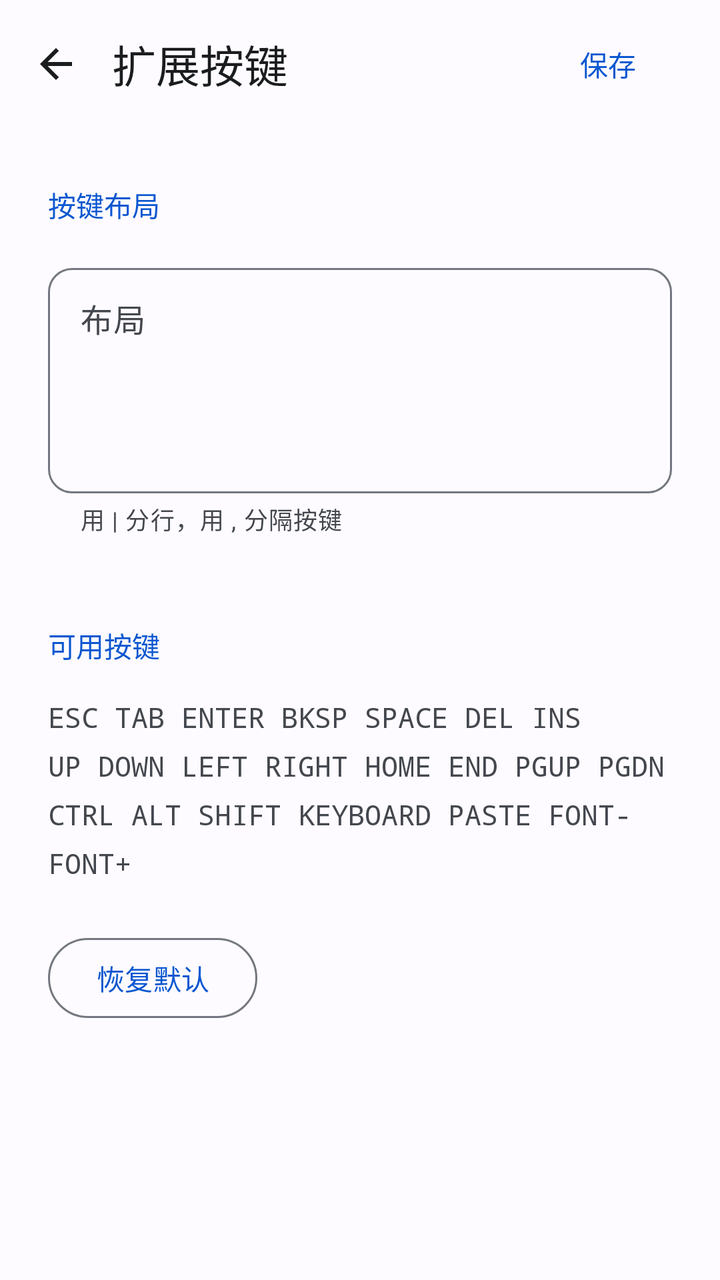
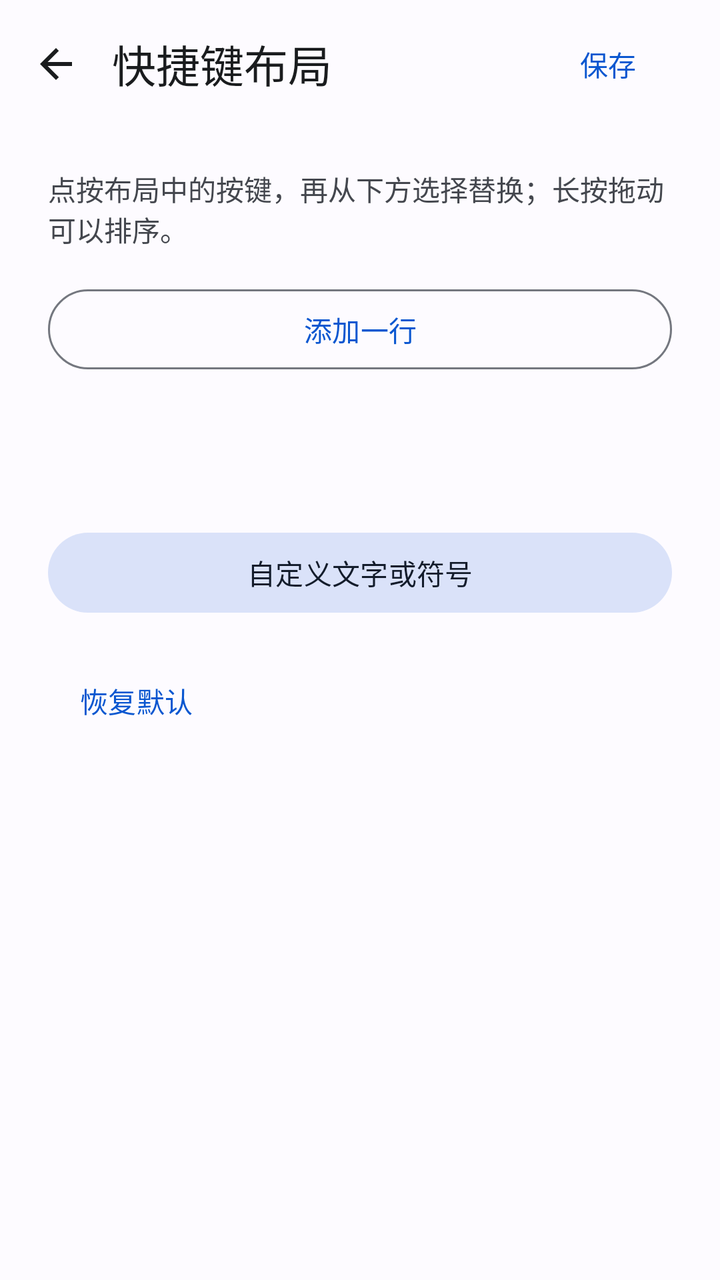

Compare the two renders of this Android layout. The source of the first and the diff that turns it into the second are given below.
<!-- AndroidManifest.xml: application theme AppTheme -->
<!-- res/layout/dialog_extra_keys.xml -->
<?xml version="1.0" encoding="utf-8"?>
<LinearLayout
    xmlns:android="http://schemas.android.com/apk/res/android"
    xmlns:app="http://schemas.android.com/apk/res-auto"
    android:layout_width="match_parent"
    android:layout_height="match_parent"
    android:orientation="vertical"
    android:background="?attr/colorSurface"
    android:fitsSystemWindows="true">
    <LinearLayout
        android:layout_width="match_parent"
        android:layout_height="wrap_content"
        android:minHeight="64dp"
        android:gravity="center_vertical"
        android:paddingEnd="12dp">
        <ImageButton
            android:id="@+id/btn_cancel_extra_keys"
            android:layout_width="56dp"
            android:layout_height="56dp"
            android:background="?attr/selectableItemBackgroundBorderless"
            android:padding="16dp"
            android:src="@drawable/ic_arrow_back"
            app:tint="?attr/colorOnSurface"
            android:contentDescription="@string/navigate_back" />
        <TextView
            android:layout_width="0dp"
            android:layout_height="wrap_content"
            android:text="@string/extra_keys_title"
            android:textSize="22sp"
            android:textColor="?attr/colorOnSurface"
            android:id="@+id/tv_dialog_title"
            android:layout_weight="1" />
        <com.google.android.material.button.MaterialButton
            android:id="@+id/btn_save_extra_keys"
            style="@style/Widget.Material3.Button.TextButton"
            android:layout_width="wrap_content"
            android:layout_height="wrap_content"
            android:minHeight="48dp"
            android:text="@string/save" />
    </LinearLayout>
    <androidx.core.widget.NestedScrollView
        android:layout_width="match_parent"
        android:layout_height="0dp"
        android:layout_weight="1"
        android:fillViewport="true"
        android:clipToPadding="false">
        <LinearLayout
            android:layout_width="match_parent"
            android:layout_height="wrap_content"
            android:orientation="vertical"
            android:paddingStart="24dp"
            android:paddingEnd="24dp"
            android:paddingBottom="32dp">
            <TextView
                android:layout_width="match_parent"
                android:layout_height="wrap_content"
                android:text="@string/extra_keys_section"
                android:textSize="14sp"
                android:textColor="?attr/colorPrimary"
                android:paddingTop="28dp"
                android:paddingBottom="16dp"
                android:fontFamily="sans-serif-medium" />
            <com.google.android.material.textfield.TextInputLayout
                style="@style/Widget.Baka.TextField"
                android:layout_width="match_parent"
                android:layout_height="wrap_content"
                android:layout_marginBottom="16dp"
                android:hint="@string/extra_keys_layout"
                app:helperText="@string/extra_keys_layout_help">
                <com.google.android.material.textfield.TextInputEditText
                    android:id="@+id/et_extra_keys_config"
                    android:layout_width="match_parent"
                    android:layout_height="wrap_content"
                    android:inputType="textMultiLine"
                    android:textSize="16sp"
                    android:fontFamily="monospace"
                    android:minLines="4"
                    android:gravity="top" />
            </com.google.android.material.textfield.TextInputLayout>
            <TextView
                android:layout_width="match_parent"
                android:layout_height="wrap_content"
                android:text="@string/extra_keys_available"
                android:textSize="14sp"
                android:textColor="?attr/colorPrimary"
                android:paddingTop="28dp"
                android:paddingBottom="16dp"
                android:fontFamily="sans-serif-medium" />
            <TextView
                android:layout_width="match_parent"
                android:layout_height="wrap_content"
                android:text="@string/extra_keys_legend"
                android:textSize="14sp"
                android:textColor="?attr/colorOnSurfaceVariant"
                android:fontFamily="monospace"
                android:lineSpacingExtra="8dp" />
            <com.google.android.material.button.MaterialButton
                android:id="@+id/btn_reset_extra_keys"
                style="@style/Widget.Material3.Button.OutlinedButton"
                android:layout_width="wrap_content"
                android:layout_height="wrap_content"
                android:minHeight="48dp"
                android:text="@string/restore_default"
                android:layout_gravity="start"
                android:layout_marginTop="24dp" />
        </LinearLayout>
    </androidx.core.widget.NestedScrollView>
</LinearLayout>
<!-- resources referenced by this layout -->
<resources>
  <string name="extra_keys_available">可用按键</string>
  <string name="extra_keys_layout">布局</string>
  <string name="extra_keys_layout_help">用 | 分行，用 , 分隔按键</string>
  <string name="extra_keys_legend">ESC  TAB  ENTER  BKSP  SPACE  DEL  INS\nUP  DOWN  LEFT  RIGHT  HOME  END  PGUP  PGDN\nCTRL  ALT  SHIFT  KEYBOARD  PASTE  FONT-  FONT+</string>
  <string name="extra_keys_section">按键布局</string>
  <string name="extra_keys_title">扩展按键</string>
  <string name="navigate_back">返回</string>
  <string name="restore_default">恢复默认</string>
  <string name="save">保存</string>
  <style name="Widget.Baka.TextField" parent="Widget.Material3.TextInputLayout.OutlinedBox">
          <item name="boxCornerRadiusTopStart">12dp</item>
          <item name="boxCornerRadiusTopEnd">12dp</item>
          <item name="boxCornerRadiusBottomStart">12dp</item>
          <item name="boxCornerRadiusBottomEnd">12dp</item>
      </style>
  <style name="AppTheme" parent="BaseAppTheme" />
  <color name="md_theme_primary">#0B57D0</color>
  <color name="md_theme_onPrimary">#FFFFFF</color>
  <color name="md_theme_primaryContainer">#D3E3FD</color>
  <color name="md_theme_onPrimaryContainer">#041E49</color>
  <color name="md_theme_secondary">#565E71</color>
  <color name="md_theme_onSecondary">#FFFFFF</color>
  <color name="md_theme_secondaryContainer">#DAE2F9</color>
  <color name="md_theme_onSecondaryContainer">#131C2B</color>
  <color name="md_theme_tertiary">#146C2E</color>
  <color name="md_theme_onTertiary">#FFFFFF</color>
  <color name="md_theme_tertiaryContainer">#C4EED0</color>
  <color name="md_theme_onTertiaryContainer">#072711</color>
  <color name="md_theme_error">#BA1A1A</color>
  <color name="md_theme_onError">#FFFFFF</color>
  <color name="md_theme_errorContainer">#FFDAD6</color>
  <color name="md_theme_onErrorContainer">#410002</color>
  <color name="md_theme_surface">#FDFBFF</color>
  <color name="md_theme_onSurface">#1A1C1E</color>
  <color name="md_theme_surfaceVariant">#E1E2EC</color>
  <color name="md_theme_onSurfaceVariant">#44474E</color>
  <color name="md_theme_surfaceContainerLowest">#FFFFFF</color>
  <color name="md_theme_surfaceContainerLow">#F7F8FC</color>
  <color name="md_theme_surfaceContainer">#F1F3F9</color>
  <color name="md_theme_surfaceContainerHigh">#ECEEF4</color>
  <color name="md_theme_surfaceContainerHighest">#E6E8EE</color>
  <color name="md_theme_onBackground">#1A1C1E</color>
  <color name="md_theme_outline">#74777F</color>
  <color name="md_theme_outlineVariant">#C4C6D0</color>
  <color name="term_surface">#111318</color>
  <style name="PixelBottomSheetDialogTheme" parent="ThemeOverlay.Material3.BottomSheetDialog">
          <item name="bottomSheetStyle">@style/PixelBottomSheetModalStyle</item>
      </style>
  <style name="PixelAlertDialogTheme" parent="ThemeOverlay.Material3.MaterialAlertDialog">
          <item name="shapeAppearance">@style/ShapeAppearance.Pixel.Dialog</item>
          <item name="colorSurface">?attr/colorSurfaceContainerHigh</item>
      </style>
  <style name="PixelBottomSheetModalStyle" parent="Widget.Material3.BottomSheet.Modal">
          <item name="backgroundTint">?attr/colorSurfaceContainerLow</item>
          <item name="shapeAppearance">@style/ShapeAppearance.Pixel.BottomSheet</item>
      </style>
  <style name="ShapeAppearance.Pixel.Dialog" parent="ShapeAppearance.Material3.Corner.ExtraLarge">
          <item name="cornerSize">28dp</item>
      </style>
  <style name="ShapeAppearance.Pixel.BottomSheet" parent="ShapeAppearance.Material3.Corner.ExtraLarge">
          <item name="cornerSizeTopLeft">28dp</item>
          <item name="cornerSizeTopRight">28dp</item>
          <item name="cornerSizeBottomLeft">0dp</item>
          <item name="cornerSizeBottomRight">0dp</item>
      </style>
  <!-- unchanged entries left out for length: 2 -->
</resources>

<!-- the commit's change to res/layout/dialog_extra_keys.xml (unified diff, before → after) -->
@@ -54,55 +54,54 @@
             <TextView
                 android:layout_width="match_parent"
                 android:layout_height="wrap_content"
-                android:text="@string/extra_keys_section"
-                android:textSize="14sp"
-                android:textColor="?attr/colorPrimary"
-                android:paddingTop="28dp"
+                android:paddingTop="20dp"
                 android:paddingBottom="16dp"
-                android:fontFamily="sans-serif-medium" />
-            <com.google.android.material.textfield.TextInputLayout
-                style="@style/Widget.Baka.TextField"
+                android:text="点按布局中的按键，再从下方选择替换；长按拖动可以排序。"
+                android:textColor="?attr/colorOnSurfaceVariant"
+                android:textSize="14sp" />
+            <LinearLayout
+                android:id="@+id/extra_keys_preview"
                 android:layout_width="match_parent"
                 android:layout_height="wrap_content"
-                android:layout_marginBottom="16dp"
-                android:hint="@string/extra_keys_layout"
-                app:helperText="@string/extra_keys_layout_help">
-                <com.google.android.material.textfield.TextInputEditText
-                    android:id="@+id/et_extra_keys_config"
-                    android:layout_width="match_parent"
-                    android:layout_height="wrap_content"
-                    android:inputType="textMultiLine"
-                    android:textSize="16sp"
-                    android:fontFamily="monospace"
-                    android:minLines="4"
-                    android:gravity="top" />
-            </com.google.android.material.textfield.TextInputLayout>
+                android:orientation="vertical" />
+            <com.google.android.material.button.MaterialButton
+                android:id="@+id/btn_add_key_row"
+                style="@style/Widget.Material3.Button.OutlinedButton"
+                android:layout_width="match_parent"
+                android:layout_height="48dp"
+                android:text="添加一行" />
             <TextView
+                android:id="@+id/extra_keys_selection"
                 android:layout_width="match_parent"
                 android:layout_height="wrap_content"
-                android:text="@string/extra_keys_available"
-                android:textSize="14sp"
-                android:textColor="?attr/colorPrimary"
-                android:paddingTop="28dp"
-                android:paddingBottom="16dp"
-                android:fontFamily="sans-serif-medium" />
-            <TextView
+                android:paddingTop="24dp"
+                android:paddingBottom="12dp"
+                android:textColor="?attr/colorOnSurface"
+                android:textSize="16sp" />
+            <LinearLayout
+                android:id="@+id/extra_keys_move_actions"
                 android:layout_width="match_parent"
                 android:layout_height="wrap_content"
-                android:text="@string/extra_keys_legend"
-                android:textSize="14sp"
-                android:textColor="?attr/colorOnSurfaceVariant"
-                android:fontFamily="monospace"
-                android:lineSpacingExtra="8dp" />
+                android:orientation="horizontal" />
+            <com.google.android.material.chip.ChipGroup
+                android:id="@+id/extra_keys_palette"
+                android:layout_width="match_parent"
+                android:layout_height="wrap_content"
+                android:layout_marginTop="16dp" />
+            <com.google.android.material.button.MaterialButton
+                android:id="@+id/btn_custom_key_text"
+                style="@style/Widget.Material3.Button.TonalButton"
+                android:layout_width="match_parent"
+                android:layout_height="48dp"
+                android:text="自定义文字或符号" />
             <com.google.android.material.button.MaterialButton
                 android:id="@+id/btn_reset_extra_keys"
-                style="@style/Widget.Material3.Button.OutlinedButton"
+                style="@style/Widget.Material3.Button.TextButton"
                 android:layout_width="wrap_content"
-                android:layout_height="wrap_content"
-                android:minHeight="48dp"
+                android:layout_height="48dp"
                 android:text="@string/restore_default"
                 android:layout_gravity="start"
-                android:layout_marginTop="24dp" />
+                android:layout_marginTop="16dp" />
         </LinearLayout>
     </androidx.core.widget.NestedScrollView>
 </LinearLayout>
<!-- resource entries referenced after the edit -->
@@ -1,20 +1,9 @@
 <!-- resources referenced by this layout -->
 <resources>
-  <string name="extra_keys_available">可用按键</string>
-  <string name="extra_keys_layout">布局</string>
-  <string name="extra_keys_layout_help">用 | 分行，用 , 分隔按键</string>
-  <string name="extra_keys_legend">ESC  TAB  ENTER  BKSP  SPACE  DEL  INS\nUP  DOWN  LEFT  RIGHT  HOME  END  PGUP  PGDN\nCTRL  ALT  SHIFT  KEYBOARD  PASTE  FONT-  FONT+</string>
-  <string name="extra_keys_section">按键布局</string>
-  <string name="extra_keys_title">扩展按键</string>
+  <string name="extra_keys_title">快捷键布局</string>
   <string name="navigate_back">返回</string>
   <string name="restore_default">恢复默认</string>
   <string name="save">保存</string>
-  <style name="Widget.Baka.TextField" parent="Widget.Material3.TextInputLayout.OutlinedBox">
-          <item name="boxCornerRadiusTopStart">12dp</item>
-          <item name="boxCornerRadiusTopEnd">12dp</item>
-          <item name="boxCornerRadiusBottomStart">12dp</item>
-          <item name="boxCornerRadiusBottomEnd">12dp</item>
-      </style>
   <style name="AppTheme" parent="BaseAppTheme" />
   <color name="md_theme_primary">#0B57D0</color>
   <color name="md_theme_onPrimary">#FFFFFF</color>
